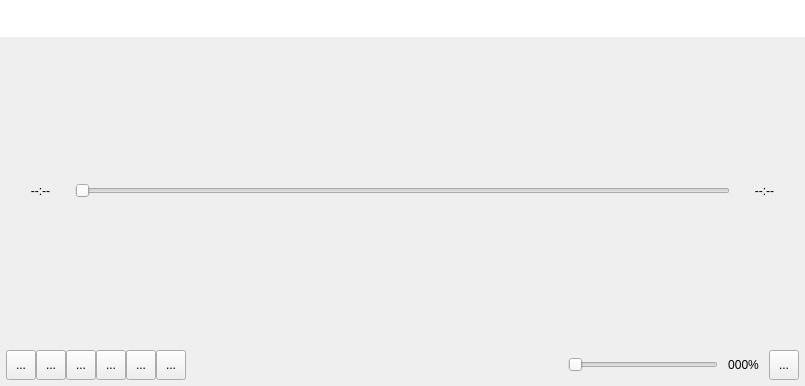
This is src/gui/widgets/playercontrols.ui in ripose-jp/Memento as Qt 5 draws it before an edit. The edited form follows.
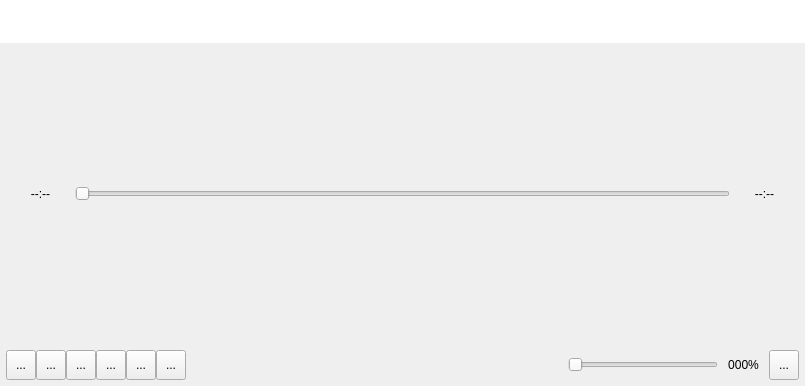
This is the edited form. Icons and pictures are not drawn. Custom widgets are drawn as their Qt base class.

Patch:
```diff
--- a/src/gui/widgets/playercontrols.ui
+++ b/src/gui/widgets/playercontrols.ui
@@ -39,6 +39,7 @@
     <widget class="SubtitleWidget" name="m_subtitle">
      <property name="font">
       <font>
+       <family>Noto Sans JP</family>
        <pointsize>20</pointsize>
        <weight>75</weight>
        <bold>true</bold>
```
Left out of the diff: 84 changed lines with no effect on the pictures.
